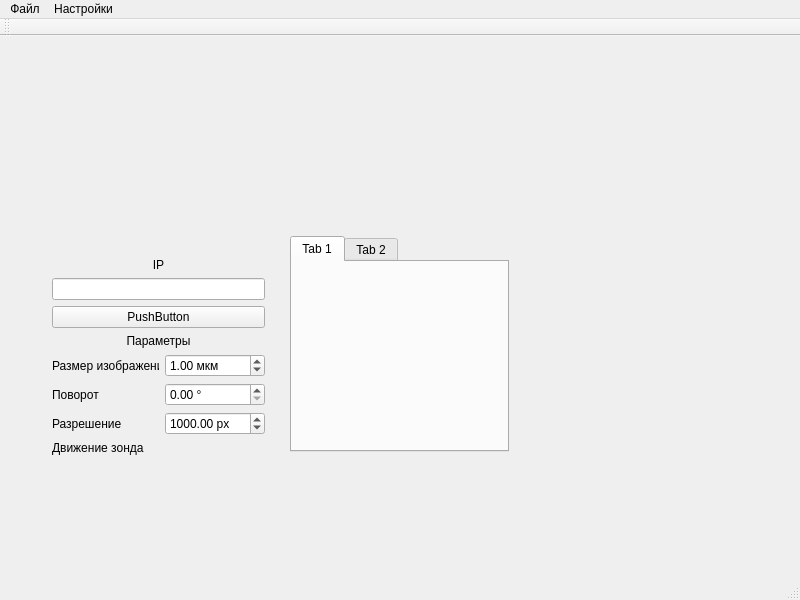
AndrewUz/QtMainWindow, file mainwindow.ui: the form before one commit.
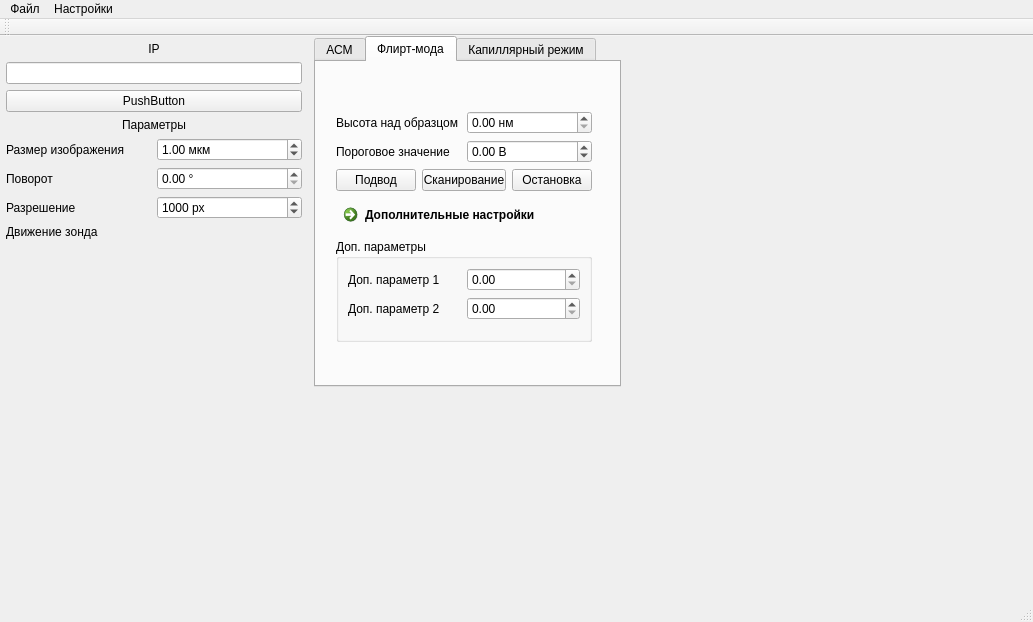
The form after the commit. The open tabs and pages were chosen to show the change.

Diff of the .ui file:
```diff
--- a/mainwindow.ui
+++ b/mainwindow.ui
@@ -6,8 +6,8 @@
    <rect>
     <x>0</x>
     <y>0</y>
-    <width>800</width>
-    <height>600</height>
+    <width>1033</width>
+    <height>622</height>
    </rect>
   </property>
   <property name="windowTitle">
@@ -17,53 +17,29 @@
    <widget class="QWidget" name="horizontalLayoutWidget">
     <property name="geometry">
      <rect>
-      <x>290</x>
-      <y>200</y>
-      <width>219</width>
-      <height>216</height>
+      <x>0</x>
+      <y>0</y>
+      <width>621</width>
+      <height>351</height>
      </rect>
     </property>
-    <layout class="QHBoxLayout" name="MainLayout">
+    <layout class="QHBoxLayout" name="MainLayout" stretch="0,0">
      <item>
-      <widget class="QTabWidget" name="tabWidget">
-       <property name="currentIndex">
-        <number>0</number>
-       </property>
-       <widget class="QWidget" name="tab">
-        <attribute name="title">
-         <string>Tab 1</string>
-        </attribute>
-       </widget>
-       <widget class="QWidget" name="tab_2">
-        <attribute name="title">
-         <string>Tab 2</string>
-        </attribute>
-       </widget>
-      </widget>
-     </item>
-    </layout>
-   </widget>
-   <widget class="QWidget" name="verticalLayoutWidget">
-    <property name="geometry">
-     <rect>
-      <x>50</x>
-      <y>220</y>
-      <width>217</width>
-      <height>214</height>
-     </rect>
-    </property>
     <layout class="QVBoxLayout" name="leftLayout">
+       <property name="sizeConstraint">
+        <enum>QLayout::SetFixedSize</enum>
+       </property>
      <property name="leftMargin">
-      <number>2</number>
+        <number>6</number>
      </property>
      <property name="topMargin">
-      <number>2</number>
+        <number>6</number>
      </property>
      <property name="rightMargin">
-      <number>2</number>
+        <number>6</number>
      </property>
      <property name="bottomMargin">
-      <number>2</number>
+        <number>6</number>
      </property>
      <item>
       <widget class="QLabel" name="IPlabel">
@@ -139,15 +115,15 @@
         </widget>
        </item>
        <item row="2" column="1">
-        <widget class="QDoubleSpinBox" name="resolutionBox">
+          <widget class="QSpinBox" name="resolutionSpinBox">
          <property name="suffix">
           <string> px</string>
          </property>
          <property name="maximum">
-          <double>100000.000000000000000</double>
+            <number>100000</number>
          </property>
          <property name="value">
-          <double>1000.000000000000000</double>
+            <number>1000</number>
          </property>
         </widget>
        </item>
@@ -174,6 +150,287 @@
       </spacer>
      </item>
     </layout>
+     </item>
+     <item>
+      <widget class="QTabWidget" name="mainTabs">
+       <property name="currentIndex">
+        <number>2</number>
+       </property>
+       <widget class="QWidget" name="AFMTab">
+        <attribute name="title">
+         <string>АСМ</string>
+        </attribute>
+        <widget class="QWidget" name="horizontalLayoutWidget_2">
+         <property name="geometry">
+          <rect>
+           <x>10</x>
+           <y>19</y>
+           <width>261</width>
+           <height>241</height>
+          </rect>
+         </property>
+         <layout class="QHBoxLayout" name="horizontalLayout_2">
+          <item>
+           <layout class="QVBoxLayout" name="AFMVerticalLayout">
+            <item>
+             <layout class="QHBoxLayout" name="AFMParamLayout">
+              <item>
+               <widget class="QLabel" name="AFMapprLabel">
+                <property name="text">
+                 <string>Пороговое значение подвода</string>
+                </property>
+               </widget>
+              </item>
+              <item>
+               <widget class="QDoubleSpinBox" name="AFMapprValueDSBox">
+                <property name="suffix">
+                 <string> В</string>
+                </property>
+                <property name="maximum">
+                 <double>100.000000000000000</double>
+                </property>
+                <property name="singleStep">
+                 <double>0.010000000000000</double>
+                </property>
+                <property name="value">
+                 <double>0.100000000000000</double>
+                </property>
+               </widget>
+              </item>
+             </layout>
+            </item>
+            <item>
+             <layout class="QHBoxLayout" name="AFMButtonsLayout">
+              <item>
+               <widget class="QPushButton" name="AFMApprButton">
+                <property name="text">
+                 <string>Подвод</string>
+                </property>
+                <property name="checkable">
+                 <bool>true</bool>
+                </property>
+               </widget>
+              </item>
+              <item>
+               <widget class="QPushButton" name="AFMScanButton">
+                <property name="text">
+                 <string>Сканирование</string>
+                </property>
+                <property name="checkable">
+                 <bool>true</bool>
+                </property>
+               </widget>
+              </item>
+              <item>
+               <widget class="QPushButton" name="AFMStopButton">
+                <property name="text">
+                 <string>Остановка</string>
+                </property>
+               </widget>
+              </item>
+             </layout>
+            </item>
+            <item>
+             <widget class="QGroupBox" name="feedbackGroupBox">
+              <property name="title">
+               <string>Обратная связь</string>
+              </property>
+              <layout class="QVBoxLayout" name="verticalLayout_2">
+               <item>
+                <widget class="QRadioButton" name="fb1RadioButton">
+                 <property name="text">
+                  <string>Обратная связь 1</string>
+                 </property>
+                </widget>
+               </item>
+               <item>
+                <widget class="QRadioButton" name="fb2RadioButton">
+                 <property name="text">
+                  <string>Обратная связь 2</string>
+                 </property>
+                </widget>
+               </item>
+               <item>
+                <widget class="QRadioButton" name="fb3RadioButton">
+                 <property name="text">
+                  <string>Обратная связь 3</string>
+                 </property>
+                </widget>
+               </item>
+              </layout>
+             </widget>
+            </item>
+            <item>
+             <spacer name="verticalSpacer_2">
+              <property name="orientation">
+               <enum>Qt::Vertical</enum>
+              </property>
+              <property name="sizeHint" stdset="0">
+               <size>
+                <width>20</width>
+                <height>40</height>
+               </size>
+              </property>
+             </spacer>
+            </item>
+           </layout>
+          </item>
+         </layout>
+        </widget>
+       </widget>
+       <widget class="QWidget" name="flirtModeTab">
+        <attribute name="title">
+         <string>Флирт-мода</string>
+        </attribute>
+        <widget class="QWidget" name="horizontalLayoutWidget_3">
+         <property name="geometry">
+          <rect>
+           <x>20</x>
+           <y>49</y>
+           <width>256</width>
+           <height>231</height>
+          </rect>
+         </property>
+         <layout class="QHBoxLayout" name="flirtLayout">
+          <item>
+           <layout class="QVBoxLayout" name="flirtVerticalLayout">
+            <item>
+             <layout class="QGridLayout" name="flirtParamLayout">
+              <item row="1" column="0">
+               <widget class="QLabel" name="FlirtApprLevel">
+                <property name="text">
+                 <string>Пороговое значение</string>
+                </property>
+               </widget>
+              </item>
+              <item row="0" column="0">
+               <widget class="QLabel" name="flirtHeightLabel">
+                <property name="text">
+                 <string>Высота над образцом</string>
+                </property>
+               </widget>
+              </item>
+              <item row="0" column="1">
+               <widget class="QDoubleSpinBox" name="flirtHeightValueDSBox">
+                <property name="prefix">
+                 <string/>
+                </property>
+                <property name="suffix">
+                 <string> нм</string>
+                </property>
+                <property name="maximum">
+                 <double>1000.990000000000009</double>
+                </property>
+               </widget>
+              </item>
+              <item row="1" column="1">
+               <widget class="QDoubleSpinBox" name="flirtApprValueDSBox">
+                <property name="suffix">
+                 <string> В</string>
+                </property>
+                <property name="minimum">
+                 <double>-5.000000000000000</double>
+                </property>
+                <property name="singleStep">
+                 <double>0.010000000000000</double>
+                </property>
+               </widget>
+              </item>
+             </layout>
+            </item>
+            <item>
+             <layout class="QHBoxLayout" name="flirtButtonLayout">
+              <item>
+               <widget class="QPushButton" name="flirtApproachButton">
+                <property name="text">
+                 <string>Подвод</string>
+                </property>
+                <property name="checkable">
+                 <bool>true</bool>
+                </property>
+               </widget>
+              </item>
+              <item>
+               <widget class="QPushButton" name="flirtScanButton">
+                <property name="text">
+                 <string>Сканирование</string>
+                </property>
+                <property name="checkable">
+                 <bool>true</bool>
+                </property>
+               </widget>
+              </item>
+              <item>
+               <widget class="QPushButton" name="flirtStopButton">
+                <property name="text">
+                 <string>Остановка</string>
+                </property>
+               </widget>
+              </item>
+             </layout>
+            </item>
+            <item>
+             <widget class="QCommandLinkButton" name="commandLinkButton">
+              <property name="text">
+               <string>Дополнительные настройки</string>
+              </property>
+             </widget>
+            </item>
+            <item>
+             <widget class="QGroupBox" name="flirtAddParamBox">
+              <property name="title">
+               <string>Доп. параметры</string>
+              </property>
+              <layout class="QGridLayout" name="gridLayout">
+               <item row="0" column="0">
+                <widget class="QLabel" name="flirtAddParam1Label">
+                 <property name="text">
+                  <string>Доп. параметр 1</string>
+                 </property>
+                </widget>
+               </item>
+               <item row="1" column="0">
+                <widget class="QLabel" name="flirtAddParam2Level">
+                 <property name="text">
+                  <string>Доп. параметр 2</string>
+                 </property>
+                </widget>
+               </item>
+               <item row="0" column="1">
+                <widget class="QDoubleSpinBox" name="flirtAddParam1DSBox"/>
+               </item>
+               <item row="1" column="1">
+                <widget class="QDoubleSpinBox" name="flirtAddParam2DSBox"/>
+               </item>
+               <item row="2" column="0">
+                <spacer name="verticalSpacer_3">
+                 <property name="orientation">
+                  <enum>Qt::Vertical</enum>
+                 </property>
+                 <property name="sizeHint" stdset="0">
+                  <size>
+                   <width>20</width>
+                   <height>40</height>
+                  </size>
+                 </property>
+                </spacer>
+               </item>
+              </layout>
+             </widget>
+            </item>
+           </layout>
+          </item>
+         </layout>
+        </widget>
+       </widget>
+       <widget class="QWidget" name="capModeTab">
+        <attribute name="title">
+         <string>Капиллярный режим</string>
+        </attribute>
+       </widget>
+      </widget>
+     </item>
+    </layout>
    </widget>
   </widget>
   <widget class="QMenuBar" name="menubar">
@@ -181,22 +438,31 @@
     <rect>
      <x>0</x>
      <y>0</y>
-     <width>800</width>
+     <width>1033</width>
      <height>22</height>
     </rect>
    </property>
-   <widget class="QMenu" name="menu">
+   <widget class="QMenu" name="menu_file">
     <property name="title">
      <string>Файл</string>
     </property>
    </widget>
-   <widget class="QMenu" name="menu_2">
+   <widget class="QMenu" name="menu_edit">
     <property name="title">
      <string>Настройки</string>
     </property>
-   </widget>
-   <addaction name="menu"/>
-   <addaction name="menu_2"/>
+    <widget class="QMenu" name="menu_3">
+     <property name="title">
+      <string>Размер шрифта</string>
+     </property>
+     <addaction name="actionStandardFont"/>
+     <addaction name="actionEnlargedFont"/>
+     <addaction name="actionBigFont"/>
+    </widget>
+    <addaction name="menu_3"/>
+   </widget>
+   <addaction name="menu_file"/>
+   <addaction name="menu_edit"/>
   </widget>
   <widget class="QStatusBar" name="statusbar"/>
   <widget class="QToolBar" name="toolBar">
```
Left out of the diff: 24 changed lines with no effect on the pictures. Lines whose indentation alone changed are shown as unchanged.
